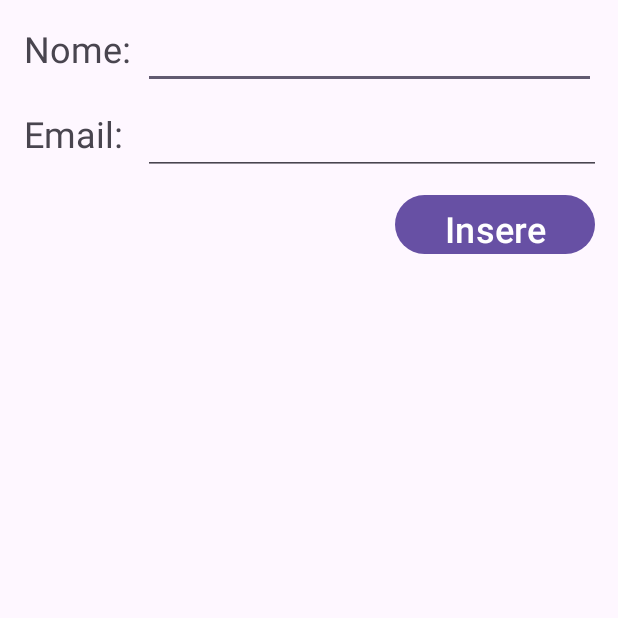
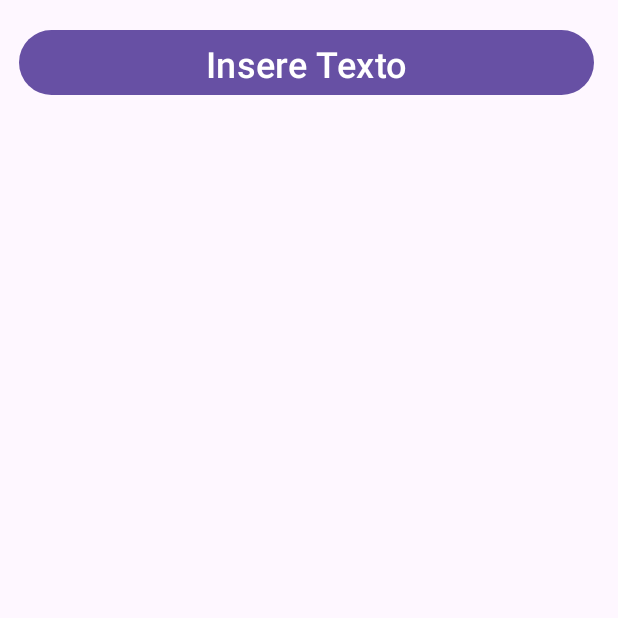
Before and after one commit to jhonathanHS/listaColorida, an Android app: the screen it shows after launch (MainActivity), on a phone screen of 412 x 824 dp, the top half of it. Run offline under Robolectric (Android 15) with nearby library versions, the phone set to English and light mode, and no system bars; 2 statements that could not run were skipped.

Commit message:
Added layout activities

```diff
--- a/app/src/main/java/com/example/listacolorida/AdapterTeste.java
+++ b/app/src/main/java/com/example/listacolorida/AdapterTeste.java
@@ -33,7 +33,7 @@ public class AdapterTeste extends CursorAdapter {
     @Override
     public void bindView(View view, Context context, Cursor cursor) {
         // recuperando os objetos gráficos de dentro da view recebid
-        TextView lblNome = view.findViewById(R.id.lblNome);
+        TextView lblNome = view.findViewById(R.id.txtTexto);
         TextView lblEmail = view.findViewById(R.id.lblEmail);
         // o cursor já vem posicionado na linha correta...
         // basta recuperarmos os dados
--- a/app/src/main/java/com/example/listacolorida/MainActivity.java
+++ b/app/src/main/java/com/example/listacolorida/MainActivity.java
@@ -9,9 +9,6 @@ import android.widget.EditText;
 import android.widget.ListView;
 
 import androidx.appcompat.app.AppCompatActivity;
-
-
-import java.util.ArrayList;
 
 public class MainActivity extends AppCompatActivity {
     // referência para o banco de dados
@@ -33,7 +30,7 @@ public class MainActivity extends AppCompatActivity {
         // ligando atributos aos ID's na interface
         txtNome = findViewById(R.id.txtNome);
         txtEmail = findViewById(R.id.txtEmail);
-        btnInsere = findViewById(R.id.btnInsere);
+        btnInsere = findViewById(R.id.btnInsereTexto);
         lista = findViewById(R.id.lista);
         // configurando escutador no botão insere
         btnInsere.setOnClickListener(new EscutadorInsere());
--- a/app/src/main/res/layout/activity_main.xml
+++ b/app/src/main/res/layout/activity_main.xml
@@ -6,65 +6,29 @@
     android:layout_height="match_parent"
     tools:context=".MainActivity">
 
-    <TextView
-        android:id="@+id/txtNomeMain"
-        android:layout_width="wrap_content"
-        android:layout_height="wrap_content"
-        android:layout_marginStart="16dp"
+    <Button
+        android:id="@+id/btnInsereTexto"
+        android:layout_width="383dp"
+        android:layout_height="51dp"
+        android:layout_marginStart="130dp"
         android:layout_marginTop="16dp"
-        android:text="Nome:"
+        android:layout_marginEnd="148dp"
+        android:text="Insere Texto"
         android:textSize="24sp"
+        app:layout_constraintEnd_toEndOf="parent"
+        app:layout_constraintHorizontal_bias="0.472"
         app:layout_constraintStart_toStartOf="parent"
         app:layout_constraintTop_toTopOf="parent" />
 
-    <TextView
-        android:id="@+id/txtEmailMain"
-        android:layout_width="wrap_content"
-        android:layout_height="wrap_content"
-        android:layout_marginStart="16dp"
-        android:layout_marginTop="24dp"
-        android:text="Email:"
-        android:textSize="24sp"
-        app:layout_constraintStart_toStartOf="parent"
-        app:layout_constraintTop_toBottomOf="@+id/txtNomeMain" />
-
-    <EditText
-        android:id="@+id/txtNome"
-        android:layout_width="302dp"
-        android:layout_height="48dp"
-        android:layout_marginStart="8dp"
-        android:ems="10"
-        android:inputType="textPersonName"
-        app:layout_constraintBaseline_toBaselineOf="@+id/txtNomeMain"
-        app:layout_constraintStart_toEndOf="@+id/txtNomeMain" />
-
-    <EditText
-        android:id="@+id/txtEmail"
-        android:layout_width="305dp"
-        android:layout_height="49dp"
-        android:layout_marginStart="13dp"
-        android:ems="10"
-        android:inputType="textPersonName"
-        app:layout_constraintBaseline_toBaselineOf="@+id/txtEmailMain"
-        app:layout_constraintStart_toEndOf="@+id/txtEmailMain" />
-
-    <Button
-        android:id="@+id/btnInsere"
-        android:layout_width="133dp"
-        android:layout_height="47dp"
-        android:layout_marginTop="9dp"
-        android:layout_marginEnd="15dp"
-        android:text="Insere"
-        android:textSize="24sp"
-        app:layout_constraintEnd_toEndOf="parent"
-        app:layout_constraintTop_toBottomOf="@+id/txtEmail" />
-
     <ListView
         android:id="@+id/lista"
-        android:layout_width="375dp"
-        android:layout_height="531dp"
-        android:layout_marginTop="179dp"
-        app:layout_constraintTop_toTopOf="parent"
-        tools:layout_editor_absoluteX="18dp" />
+        android:layout_width="372dp"
+        android:layout_height="626dp"
+        android:layout_marginStart="23dp"
+        android:layout_marginTop="88dp"
+        android:layout_marginEnd="16dp"
+        app:layout_constraintEnd_toEndOf="parent"
+        app:layout_constraintStart_toStartOf="parent"
+        app:layout_constraintTop_toTopOf="parent" />
 
 </androidx.constraintlayout.widget.ConstraintLayout>
```
Also changed, not shown: app/src/main/res/layout/item_lista.xml (+72 -13 lines).
